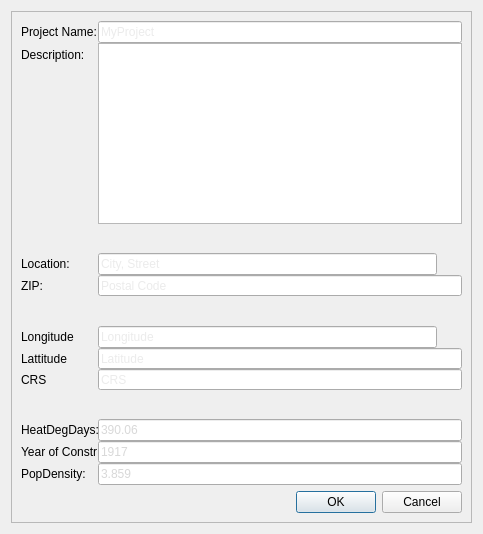
Before: the Qt Designer form mole/view/ui_project_settings_form.ui in UdK-VPT/Open_eQuarter, drawn with Qt 5.
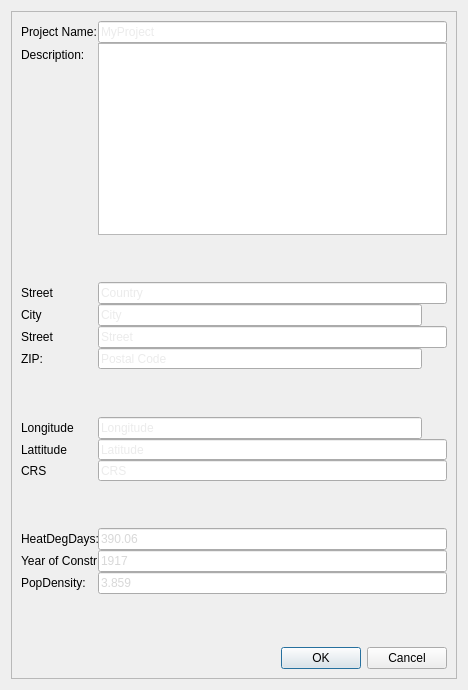
After: the same form once the commit is applied. Icons and pictures are not drawn.

The edit to the form file:
```diff
--- a/mole/view/ui_project_settings_form.ui
+++ b/mole/view/ui_project_settings_form.ui
@@ -6,8 +6,8 @@
    <rect>
     <x>0</x>
     <y>0</y>
-    <width>483</width>
-    <height>534</height>
+    <width>468</width>
+    <height>690</height>
    </rect>
   </property>
   <property name="windowTitle">
@@ -44,24 +44,34 @@
       <property name="verticalSpacing">
        <number>6</number>
       </property>
-      <item row="5" column="0">
-       <layout class="QHBoxLayout" name="climate_zone_layout">
-        <property name="spacing">
-         <number>0</number>
+      <item row="13" column="0">
+       <widget class="QDialogButtonBox" name="buttonBox">
+        <property name="orientation">
+         <enum>Qt::Horizontal</enum>
         </property>
-       </layout>
-      </item>
-      <item row="12" column="0">
-       <layout class="QHBoxLayout" name="horizontalLayout"/>
+        <property name="standardButtons">
+         <set>QDialogButtonBox::Cancel|QDialogButtonBox::Ok</set>
+        </property>
+       </widget>
       </item>
       <item row="0" column="0">
-       <layout class="QFormLayout" name="formLayout_2">
+       <layout class="QFormLayout" name="formLayout">
         <property name="sizeConstraint">
          <enum>QLayout::SetFixedSize</enum>
         </property>
         <property name="fieldGrowthPolicy">
          <enum>QFormLayout::ExpandingFieldsGrow</enum>
         </property>
+        <item row="0" column="0">
+         <widget class="QLabel" name="project_name_label">
+          <property name="toolTip">
+           <string>Name of the project</string>
+          </property>
+          <property name="text">
+           <string>Project Name:</string>
+          </property>
+         </widget>
+        </item>
         <item row="0" column="1">
          <widget class="QLineEdit" name="project_name">
           <property name="focusPolicy">
@@ -78,15 +88,45 @@
           </property>
          </widget>
         </item>
-        <item row="3" column="0">
-         <widget class="QLabel" name="location_label_11">
+        <item row="1" column="0">
+         <widget class="QLabel" name="description_label">
+          <property name="toolTip">
+           <string>Short description of the project</string>
+          </property>
           <property name="text">
-           <string>Location:</string>
+           <string>Description:</string>
           </property>
          </widget>
         </item>
-        <item row="3" column="1">
-         <layout class="QHBoxLayout" name="location_layout" stretch="0,0">
+        <item row="1" column="1">
+         <widget class="QPlainTextEdit" name="description">
+          <property name="focusPolicy">
+           <enum>Qt::StrongFocus</enum>
+          </property>
+         </widget>
+        </item>
+        <item row="2" column="1">
+         <spacer name="verticalSpacer">
+          <property name="orientation">
+           <enum>Qt::Vertical</enum>
+          </property>
+          <property name="sizeHint" stdset="0">
+           <size>
+            <width>20</width>
+            <height>40</height>
+           </size>
+          </property>
+         </spacer>
+        </item>
+        <item row="4" column="0">
+         <widget class="QLabel" name="city_label">
+          <property name="text">
+           <string>City</string>
+          </property>
+         </widget>
+        </item>
+        <item row="4" column="1">
+         <layout class="QHBoxLayout" name="location_city_layout" stretch="0,0">
           <item>
            <widget class="QLineEdit" name="location_city">
             <property name="minimumSize">
@@ -99,7 +139,7 @@
              <string/>
             </property>
             <property name="placeholderText">
-             <string>City, Street</string>
+             <string>City</string>
             </property>
            </widget>
           </item>
@@ -117,6 +157,9 @@
               <height>21</height>
              </size>
             </property>
+            <property name="focusPolicy">
+             <enum>Qt::ClickFocus</enum>
+            </property>
             <property name="toolTip">
              <string>Lookup address</string>
             </property>
@@ -134,42 +177,91 @@
           </item>
          </layout>
         </item>
-        <item row="4" column="0">
+        <item row="6" column="0">
          <widget class="QLabel" name="zip_label">
           <property name="text">
            <string>ZIP:</string>
           </property>
          </widget>
         </item>
-        <item row="4" column="1">
-         <widget class="QLineEdit" name="location_postal">
-          <property name="maximumSize">
+        <item row="6" column="1">
+         <layout class="QHBoxLayout" name="location_postal_layout" stretch="0,0">
+          <item>
+           <widget class="QLineEdit" name="location_postal">
+            <property name="maximumSize">
+             <size>
+              <width>800</width>
+              <height>21</height>
+             </size>
+            </property>
+            <property name="text">
+             <string/>
+            </property>
+            <property name="placeholderText">
+             <string>Postal Code</string>
+            </property>
+           </widget>
+          </item>
+          <item>
+           <widget class="QPushButton" name="lookup_by_postal">
+            <property name="minimumSize">
+             <size>
+              <width>25</width>
+              <height>21</height>
+             </size>
+            </property>
+            <property name="maximumSize">
+             <size>
+              <width>25</width>
+              <height>21</height>
+             </size>
+            </property>
+            <property name="focusPolicy">
+             <enum>Qt::ClickFocus</enum>
+            </property>
+            <property name="toolTip">
+             <string>Lookup address</string>
+            </property>
+            <property name="text">
+             <string/>
+            </property>
+            <property name="icon">
+             <iconset resource="resources.qrc">
+              <normaloff>:/Controls/icons/magnifying_glass.png</normaloff>:/Controls/icons/magnifying_glass.png</iconset>
+            </property>
+            <property name="flat">
+             <bool>true</bool>
+            </property>
+           </widget>
+          </item>
+         </layout>
+        </item>
+        <item row="7" column="1">
+         <spacer name="verticalSpacer_3">
+          <property name="orientation">
+           <enum>Qt::Vertical</enum>
+          </property>
+          <property name="sizeHint" stdset="0">
            <size>
-            <width>800</width>
-            <height>21</height>
+            <width>20</width>
+            <height>40</height>
            </size>
           </property>
-          <property name="text">
-           <string/>
-          </property>
-          <property name="placeholderText">
-           <string>Postal Code</string>
-          </property>
-         </widget>
+         </spacer>
         </item>
-        <item row="6" column="0">
+        <item row="8" column="0">
          <widget class="QLabel" name="longitude_label">
           <property name="text">
            <string>Longitude</string>
           </property>
          </widget>
         </item>
-        <item row="6" column="1">
-         <layout class="QHBoxLayout" name="location_layout_2" stretch="0,0">
+        <item row="8" column="1">
+         <layout class="QHBoxLayout" name="location_lon_layout" stretch="0,0">
           <item>
            <widget class="QLineEdit" name="location_lon">
             <property name="focusPolicy">
-             <enum>Qt::ClickFocus</enum>
+             <enum>Qt::StrongFocus</enum>
             </property>
             <property name="text">
              <string/>
@@ -193,6 +285,9 @@
               <height>21</height>
              </size>
             </property>
+            <property name="focusPolicy">
+             <enum>Qt::ClickFocus</enum>
+            </property>
             <property name="toolTip">
              <string>Lookup coordinates</string>
             </property>
@@ -210,14 +305,14 @@
           </item>
          </layout>
         </item>
-        <item row="7" column="0">
+        <item row="9" column="0">
          <widget class="QLabel" name="lattitude_label">
           <property name="text">
            <string>Lattitude</string>
           </property>
          </widget>
         </item>
-        <item row="7" column="1">
+        <item row="9" column="1">
          <widget class="QLineEdit" name="location_lat">
           <property name="minimumSize">
            <size>
@@ -232,7 +327,7 @@
            </size>
           </property>
           <property name="focusPolicy">
-           <enum>Qt::ClickFocus</enum>
+           <enum>Qt::StrongFocus</enum>
           </property>
           <property name="text">
            <string/>
@@ -242,14 +337,14 @@
           </property>
          </widget>
         </item>
-        <item row="8" column="0">
+        <item row="10" column="0">
          <widget class="QLabel" name="crs_label">
           <property name="text">
            <string>CRS</string>
           </property>
          </widget>
         </item>
-        <item row="8" column="1">
+        <item row="10" column="1">
          <widget class="QLineEdit" name="location_crs">
           <property name="maximumSize">
            <size>
@@ -258,7 +353,7 @@
            </size>
           </property>
           <property name="focusPolicy">
-           <enum>Qt::ClickFocus</enum>
+           <enum>Qt::StrongFocus</enum>
           </property>
           <property name="text">
            <string/>
@@ -268,7 +363,20 @@
           </property>
          </widget>
         </item>
-        <item row="10" column="0">
+        <item row="11" column="1">
+         <spacer name="verticalSpacer_4">
+          <property name="orientation">
+           <enum>Qt::Vertical</enum>
+          </property>
+          <property name="sizeHint" stdset="0">
+           <size>
+            <width>20</width>
+            <height>40</height>
+           </size>
+          </property>
+         </spacer>
+        </item>
+        <item row="12" column="0">
          <widget class="QLabel" name="heating_degree_days_label">
           <property name="toolTip">
            <string/>
@@ -278,7 +386,7 @@
           </property>
          </widget>
         </item>
-        <item row="10" column="1">
+        <item row="12" column="1">
          <widget class="QLineEdit" name="heating_degree_days">
           <property name="maximumSize">
            <size>
@@ -291,7 +399,7 @@
           </property>
          </widget>
         </item>
-        <item row="11" column="0">
+        <item row="13" column="0">
          <widget class="QLabel" name="average_build_year_label">
           <property name="toolTip">
            <string>Average year of construction on the building stock</string>
@@ -301,7 +409,7 @@
           </property>
          </widget>
         </item>
-        <item row="11" column="1">
+        <item row="13" column="1">
          <widget class="QLineEdit" name="average_build_year">
           <property name="maximumSize">
            <size>
@@ -314,7 +422,7 @@
           </property>
          </widget>
         </item>
-        <item row="12" column="0">
+        <item row="14" column="0">
          <widget class="QLabel" name="population_density_label">
           <property name="toolTip">
            <string>Population density of the investigation area (inhabitants per square kilometre)</string>
@@ -324,7 +432,7 @@
           </property>
          </widget>
         </item>
-        <item row="12" column="1">
+        <item row="14" column="1">
          <widget class="QLineEdit" name="population_density">
           <property name="maximumSize">
            <size>
@@ -337,31 +445,8 @@
           </property>
          </widget>
         </item>
-        <item row="1" column="1">
-         <widget class="QPlainTextEdit" name="description"/>
-        </item>
-        <item row="0" column="0">
-         <widget class="QLabel" name="project_name_label">
-          <property name="toolTip">
-           <string>Name of the project</string>
-          </property>
-          <property name="text">
-           <string>Project Name:</string>
-          </property>
-         </widget>
-        </item>
-        <item row="1" column="0">
-         <widget class="QLabel" name="description_label">
-          <property name="toolTip">
-           <string>Short description of the project</string>
-          </property>
-          <property name="text">
-           <string>Description:</string>
-          </property>
-         </widget>
-        </item>
-        <item row="2" column="1">
-         <spacer name="verticalSpacer">
+        <item row="15" column="0">
+         <spacer name="verticalSpacer_9">
           <property name="orientation">
            <enum>Qt::Vertical</enum>
           </property>
@@ -374,56 +459,61 @@
          </spacer>
         </item>
         <item row="5" column="0">
-         <spacer name="verticalSpacer_2">
-          <property name="orientation">
-           <enum>Qt::Vertical</enum>
+         <widget class="QLabel" name="street_label">
+          <property name="text">
+           <string>Street</string>
           </property>
-          <property name="sizeHint" stdset="0">
-           <size>
-            <width>20</width>
-            <height>40</height>
-           </size>
-          </property>
-         </spacer>
+         </widget>
         </item>
         <item row="5" column="1">
-         <spacer name="verticalSpacer_3">
-          <property name="orientation">
-           <enum>Qt::Vertical</enum>
-          </property>
-          <property name="sizeHint" stdset="0">
-           <size>
-            <width>20</width>
-            <height>40</height>
-           </size>
-          </property>
-         </spacer>
+         <layout class="QHBoxLayout" name="location_street_layout" stretch="0">
+          <item>
+           <widget class="QLineEdit" name="location_street">
+            <property name="minimumSize">
+             <size>
+              <width>228</width>
+              <height>0</height>
+             </size>
+            </property>
+            <property name="text">
+             <string/>
+            </property>
+            <property name="placeholderText">
+             <string>Street</string>
+            </property>
+           </widget>
+          </item>
+         </layout>
         </item>
-        <item row="9" column="1">
-         <spacer name="verticalSpacer_4">
-          <property name="orientation">
-           <enum>Qt::Vertical</enum>
+        <item row="3" column="0">
+         <widget class="QLabel" name="country_label">
+          <property name="text">
+           <string>Street</string>
           </property>
-          <property name="sizeHint" stdset="0">
-           <size>
-            <width>20</width>
-            <height>40</height>
-           </size>
-          </property>
-         </spacer>
+         </widget>
+        </item>
+        <item row="3" column="1">
+         <layout class="QHBoxLayout" name="location_country_layout" stretch="0">
+          <item>
+           <widget class="QLineEdit" name="location_country">
+            <property name="minimumSize">
+             <size>
+              <width>228</width>
+              <height>0</height>
+             </size>
+            </property>
+            <property name="text">
+             <string/>
+            </property>
+            <property name="placeholderText">
+             <string>Country</string>
+            </property>
+           </widget>
+          </item>
+         </layout>
         </item>
        </layout>
       </item>
-      <item row="17" column="0">
-       <widget class="QDialogButtonBox" name="buttonBox">
-        <property name="orientation">
-         <enum>Qt::Horizontal</enum>
-        </property>
-        <property name="standardButtons">
-         <set>QDialogButtonBox::Cancel|QDialogButtonBox::Ok</set>
-        </property>
-       </widget>
-      </item>
      </layout>
     </widget>
    </item>
```
Left out of the diff: 19 changed lines with no effect on the pictures.
